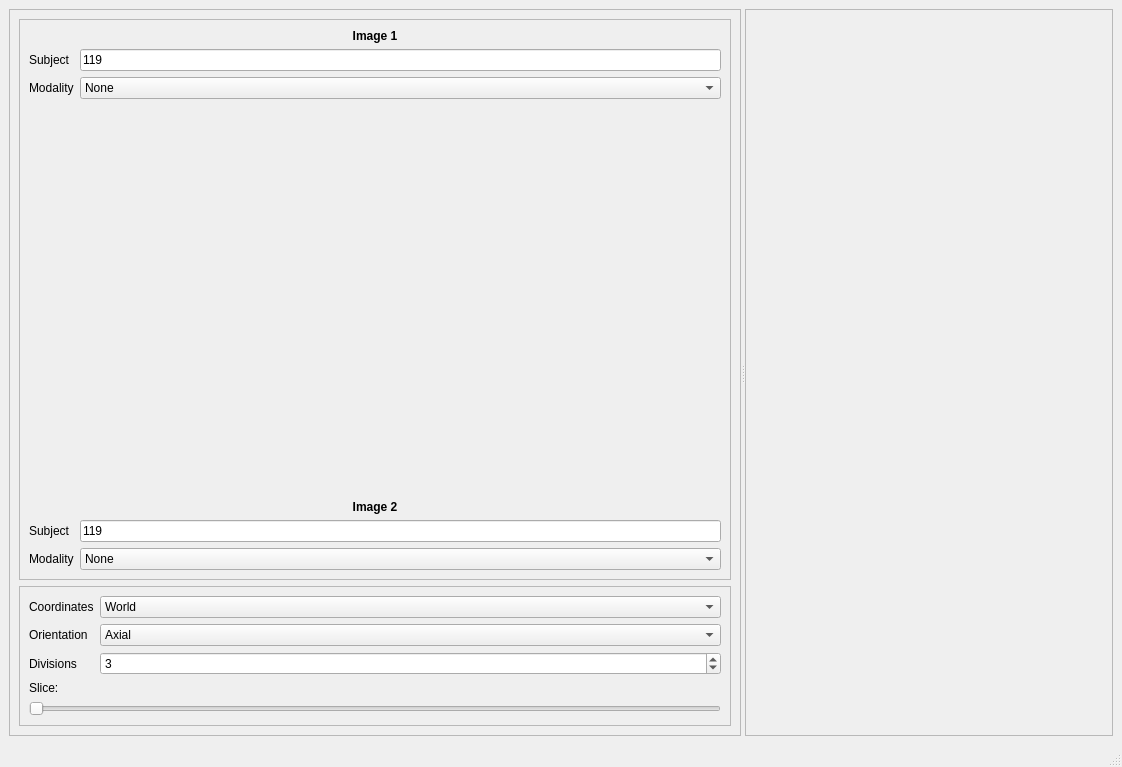
The window that braviz/interaction/qt_guis/check_reg.ui (diego0020/braviz-app) describes before a commit, drawn with Qt 5.
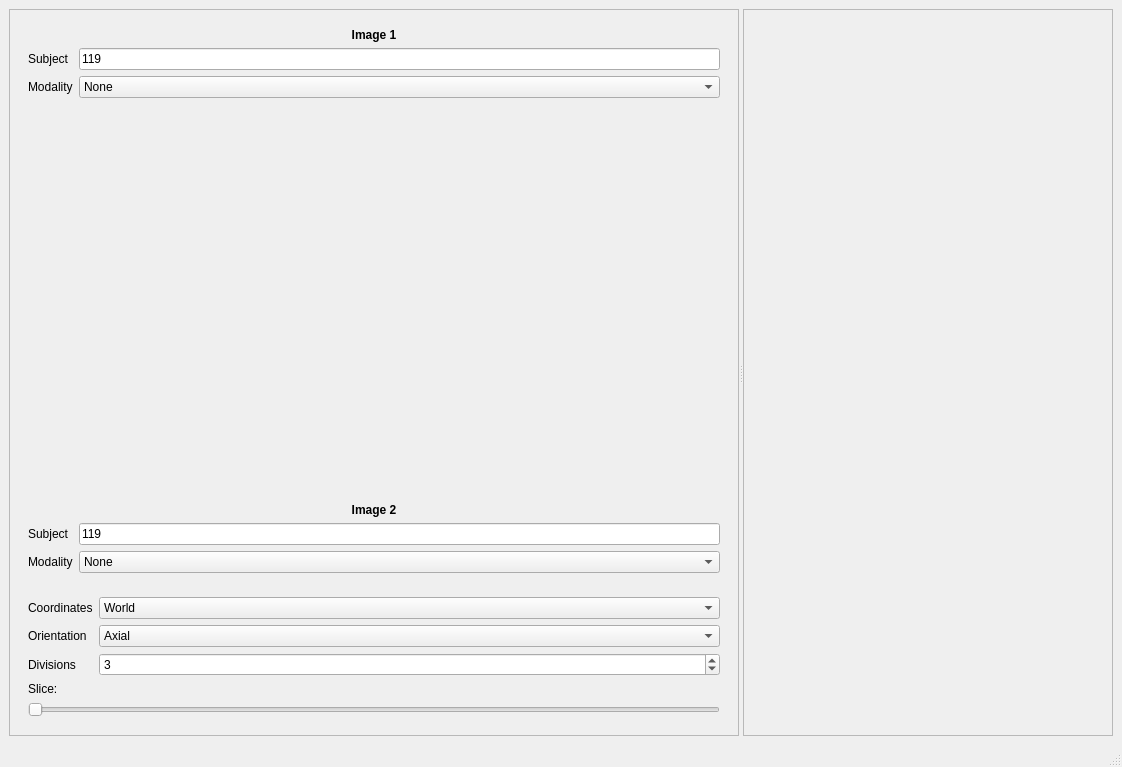
The same window after the commit.

```diff
--- a/braviz/interaction/qt_guis/check_reg.ui
+++ b/braviz/interaction/qt_guis/check_reg.ui
@@ -31,7 +31,7 @@
         <item>
          <widget class="QFrame" name="frame">
           <property name="frameShape">
-           <enum>QFrame::StyledPanel</enum>
+           <enum>QFrame::NoFrame</enum>
           </property>
           <property name="frameShadow">
            <enum>QFrame::Raised</enum>
@@ -211,7 +211,7 @@
         <item>
          <widget class="QFrame" name="frame_2">
           <property name="frameShape">
-           <enum>QFrame::StyledPanel</enum>
+           <enum>QFrame::NoFrame</enum>
           </property>
           <property name="frameShadow">
            <enum>QFrame::Raised</enum>
```
Left out of the diff: 2 changed lines with no effect on the pictures.
